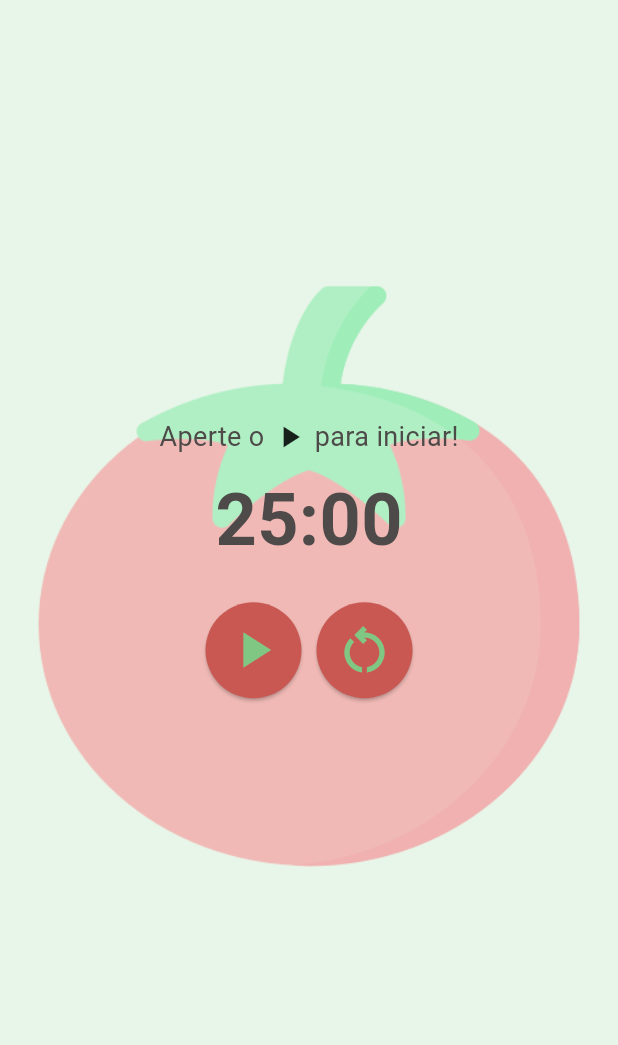
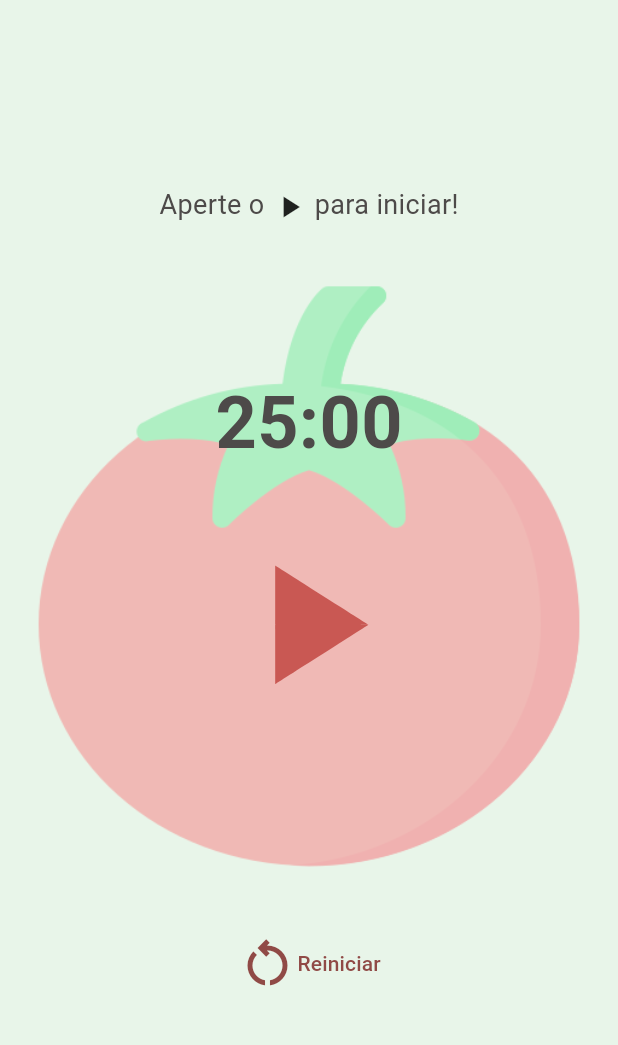
Before and after one commit to ericamila/pomodoro, a Flutter app: the screen it shows after launch, on a phone screen of 412 x 824 dp, the part 84-1129 px from its top. Run offline on Flutter 3.47's test engine with Material 3 defaults, Android fonts, the phone set to English and light mode, and no system bars; our stand-ins replace just_audio, shared_preferences.

Commit message:
ajustes de layout

```diff
--- a/lib/screens/home_page.dart
+++ b/lib/screens/home_page.dart
@@ -15,7 +15,8 @@ class HomePage extends StatefulWidget {
   State<HomePage> createState() => _HomePageState();
 }
 
-class _HomePageState extends State<HomePage> {
+class _HomePageState extends State<HomePage>
+    with SingleTickerProviderStateMixin {
   static const int defaultWorkTime = 25 * 60; // 25 minutes in seconds
   static const int defaultBreakTime = 5 * 60; // 5 minutes in seconds
 
@@ -29,6 +30,7 @@ class _HomePageState extends State<HomePage> {
   String? _notificationSoundUri;
 
   int feed = 1;
+  late AnimationController _animacao;
 
   List<Map<String, String>> _ringtones = [];
   String? defaultSound; //
@@ -36,8 +38,16 @@ class _HomePageState extends State<HomePage> {
   @override
   void initState() {
     super.initState();
+    SystemChrome.setPreferredOrientations([DeviceOrientation.portraitUp]);
+    _animacao =
+        AnimationController(vsync: this, duration: Duration(milliseconds: 400));
     _loadPreferences();
     _remainingTime = _workTime;
+  }
+
+  toggle() {
+    _isRunning = !_isRunning;
+    _isRunning ? _animacao.forward() : _animacao.reverse();
   }
 
   Future<void> _loadPreferences() async {
@@ -92,17 +102,16 @@ class _HomePageState extends State<HomePage> {
         }
       });
     });
-    setState(() {
-      _isRunning = true;
-    });
+    toggle();
   }
 
   void _stopTimer() {
     if (_timer.isActive) {
       _timer.cancel();
     }
+    _isRunning = true;
     setState(() {
-      _isRunning = false;
+      toggle();
       feed = 4;
     });
   }
@@ -168,21 +177,21 @@ class _HomePageState extends State<HomePage> {
       body: Stack(
         children: [
           Container(
+            alignment: Alignment.center,
             width: double.infinity,
             decoration: BoxDecoration(
                 image: DecorationImage(
                     image: AssetImage('assets/tomate.png'), opacity: 0.4)),
             child: Stack(
               children: [
-                Center(
-                  child: Column(
-                    mainAxisAlignment: MainAxisAlignment.center,
+                Column(
+                  crossAxisAlignment: CrossAxisAlignment.center,
+                  mainAxisAlignment: MainAxisAlignment.spaceEvenly,
                   children: [
                     feedback(feed),
-                      const SizedBox(height: 8),
-                      Semantics(
-                        label: 'Tempo restante: ${_formatTime(_remainingTime)}',
-                        child: Text(
+                    Column(
+                      children: [
+                        Text(
                           _formatTime(_remainingTime),
                           style: TextStyle(
                               fontSize: 48,
@@ -190,34 +199,36 @@ class _HomePageState extends State<HomePage> {
                               color: _remainingTime < 60
                                   ? AppColor.vermelho
                                   : AppColor.carvao),
+                          semanticsLabel:
+                              'Tempo restante: ${_formatTime(_remainingTime)}',
                         ),
+                        IconButton(
+                          padding: EdgeInsets.all(32),
+                          onPressed: _isRunning ? _stopTimer : _startTimer,
+                          icon: AnimatedIcon(
+                              icon: AnimatedIcons.play_pause,
+                              color: AppColor.vermelho,
+                              progress: _animacao),
+                          iconSize: 136,
+                          tooltip: 'play/pause',
                         ),
-                      const SizedBox(height: 20),
-                      Row(
+                      ],
+                    ),
+                    Semantics(
+                      label: 'restart',
+                      child: TextButton(
+                        onPressed: _resetTimer,
+                        child: Row(
                           mainAxisAlignment: MainAxisAlignment.center,
-                        children: <Widget>[
-                          ElevatedButton(
-                            onPressed: _isRunning ? _stopTimer : _startTimer,
-                            child: Icon(
-                              _isRunning ? Icons.pause : Icons.play_arrow,
-                              size: 40,
-                              semanticLabel: 'play/pause',
+                          mainAxisSize: MainAxisSize.min,
+                          children: [
+                            const Icon(Icons.restart_alt_outlined, size: 40),
+                            const Text('Reiniciar'),
+                          ],
                         ),
-                          ),
-                          const SizedBox(width: 10),
-                          ElevatedButton(
-                            onPressed: _resetTimer,
-                            child: const Icon(
-                              Icons.restart_alt_outlined,
-                              size: 40,
-                              semanticLabel: 'restart',
                       ),
                     ),
                   ],
-                      ),
-                      const SizedBox(height: 24),
-                    ],
-                  ),
                 ),
               ],
             ),
@@ -232,21 +243,23 @@ class _HomePageState extends State<HomePage> {
       case 1:
         return Row(
           mainAxisAlignment: MainAxisAlignment.center,
+          crossAxisAlignment: CrossAxisAlignment.end,
           children: [
-            texto('Aperte o '),
+            texto('\nAperte o '),
             Icon(Icons.play_arrow),
-            texto(' para iniciar!'),
+            texto('\n para iniciar!'),
           ],
         );
       case 2:
-        return texto('Executando...');
+        return texto('\nExecutando...');
       case 3:
-        return texto('Intervalo');
+        return texto('\nIntervalo');
       case 4:
         return Column(
             mainAxisAlignment: MainAxisAlignment.center,
             children: <Widget>[
               Row(
+                crossAxisAlignment: CrossAxisAlignment.end,
                 mainAxisAlignment: MainAxisAlignment.center,
                 children: [
                   texto('Aperte '),
```
Also changed, not shown: 1 other file. Lines whose indentation alone changed are shown as unchanged.
